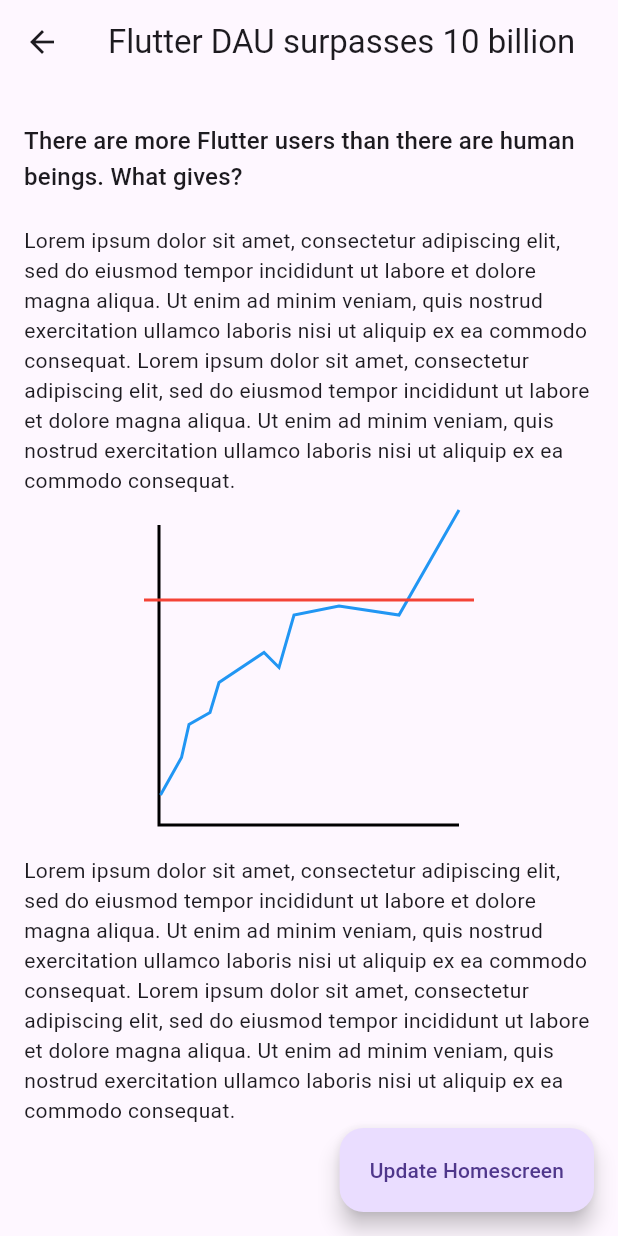
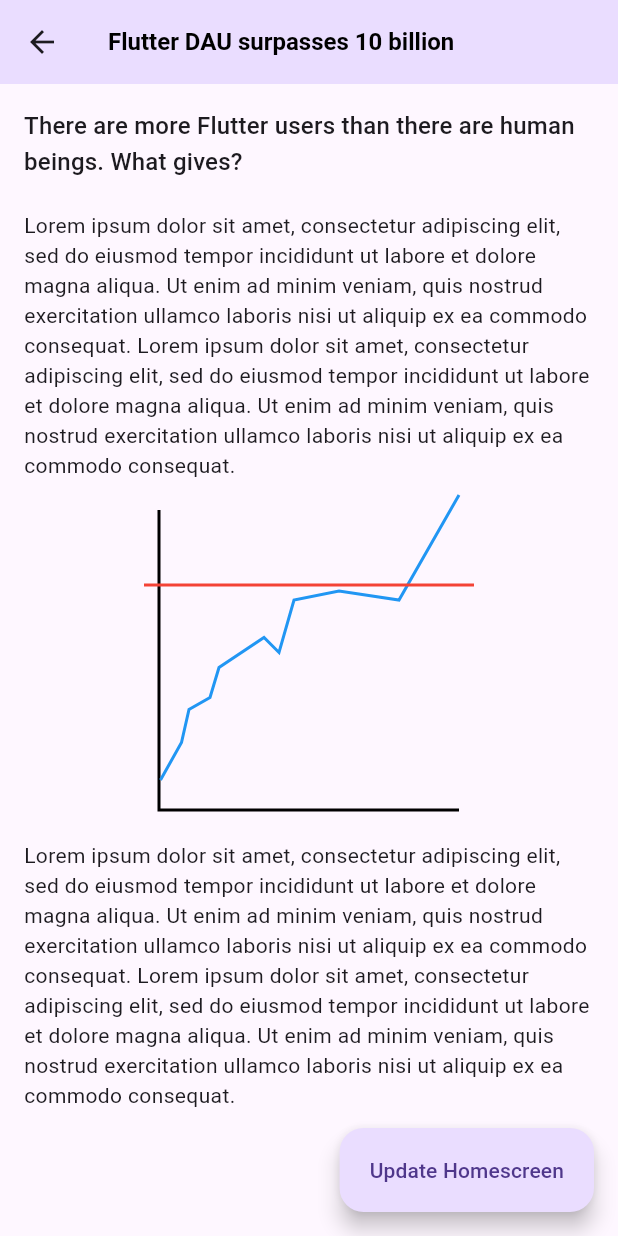
Before and after one commit to ericwindmill/homescreen_codelab_temp, a Flutter app: the screen it shows after launch, after a tap on "Flutter DAU surpasses 10 billion", on a phone screen of 412 x 824 dp. Run offline on Flutter 3.47's test engine with Material 2 defaults, Android fonts, the phone set to English and light mode, and no system bars.

Commit message:
Modifying the home design

```diff
--- a/start/lib/article_screen.dart
+++ b/start/lib/article_screen.dart
@@ -1,6 +1,7 @@
 import 'package:flutter/material.dart';
 import 'package:homescreen_widgets/news_data.dart';
 
+/// ArticleScreen is the screen that shows the article details.
 class ArticleScreen extends StatefulWidget {
   final NewsArticle article;
 
@@ -19,8 +20,9 @@ class _ArticleScreenState extends State<ArticleScreen> {
   Widget build(BuildContext context) {
     return Scaffold(
       appBar: AppBar(
-        title: Text(widget.article.title!),
-      ),
+          title: Text(widget.article.title!),
+          titleTextStyle: const TextStyle(
+              fontSize: 16, fontWeight: FontWeight.bold, color: Colors.black)),
       floatingActionButton: FloatingActionButton.extended(
         onPressed: () async {
           ScaffoldMessenger.of(context).showSnackBar(
@@ -37,14 +39,6 @@ class _ArticleScreenState extends State<ArticleScreen> {
           child: Column(
             crossAxisAlignment: CrossAxisAlignment.start,
             children: [
-              if (widget.article.image != null)
-                Padding(
-                  padding: const EdgeInsets.all(16.0),
-                  child: Center(
-                    child: Image.asset('assets/images/${widget.article.image}'),
-                  ),
-                ),
-              const SizedBox(height: 10.0),
               Text(
                 widget.article.description!,
                 style: Theme.of(context).textTheme.titleMedium,
@@ -73,6 +67,7 @@ class _ArticleScreenState extends State<ArticleScreen> {
   }
 }
 
+/// LineChartPainter creates a custom line chart.
 class LineChartPainter extends CustomPainter {
   @override
   void paint(Canvas canvas, Size size) {
--- a/start/lib/home_screen.dart
+++ b/start/lib/home_screen.dart
@@ -1,14 +1,7 @@
 import 'package:flutter/material.dart';
-// New: Add this import
-import 'package:home_widget/home_widget.dart';
 
 import 'article_screen.dart';
 import 'news_data.dart';
-
-// New: Add these constants
-const String appGroupId = 'group.leighawidget';
-const String iOSWidgetName = 'NewsWidgets';
-const String androidWidgetName = 'NewsWidget';
 
 class MyHomePage extends StatefulWidget {
   const MyHomePage({super.key});
@@ -19,64 +12,23 @@ class MyHomePage extends StatefulWidget {
 class _MyHomePageState extends State<MyHomePage> {
   late String newHeadline;
 
-  // New: Add initState
-  @override
-  void initState() {
-    super.initState();
-
-    // Set the group ID
-    HomeWidget.setAppGroupId(appGroupId);
-
-    // Mock read in some data and update the headline
-    final newHeadline = getNewsStories()[0];
-    updateHeadlineDataForHomescreenWidget(newHeadline);
-  }
-
-  // New: add this method
-  void updateHeadlineDataForHomescreenWidget(NewsArticle newHeadline) {
-    // Save the article data to the native database
-    HomeWidget.saveWidgetData<String>(
-      'headline_title',
-      newHeadline.title,
-    );
-    HomeWidget.saveWidgetData<String>(
-      'headline_description',
-      newHeadline.description,
-    );
-
-    // Tell the home screen widgets to re-render
-    HomeWidget.updateWidget(
-      iOSName: iOSWidgetName,
-      androidName: androidWidgetName,
-    );
-  }
-
   @override
   Widget build(BuildContext context) {
-    return Material(
-      child: Padding(
-        padding: const EdgeInsets.all(8.0),
-        child: Column(
-          children: [
-            const SizedBox(height: 30),
-            Container(
-              padding: const EdgeInsets.all(16.0),
-              decoration: BoxDecoration(
-                color: Theme.of(context).colorScheme.tertiaryContainer,
-              ),
-              child: Row(
-                children: [
-                  Text(
-                    'Top Stories',
-                    textAlign: TextAlign.left,
-                    style: Theme.of(context).textTheme.headlineLarge!,
-                  ),
-                ],
-              ),
-            ),
-            const SizedBox(height: 25),
-            Expanded(
-              child: ListView.separated(
+    return MaterialApp(
+      theme: ThemeData(
+          useMaterial3: true,
+          appBarTheme: AppBarTheme(
+            backgroundColor: Theme.of(context).colorScheme.primaryContainer,
+          )),
+      home: Scaffold(
+        appBar: AppBar(
+            title: const Text('Top Stories'),
+            centerTitle: false,
+            titleTextStyle: const TextStyle(
+                fontSize: 30,
+                fontWeight: FontWeight.bold,
+                color: Colors.black)),
+        body: ListView.separated(
           separatorBuilder: (context, idx) {
             return const Divider();
           },
@@ -100,9 +52,27 @@ class _MyHomePageState extends State<MyHomePage> {
           },
         ),
       ),
-          ],
-        ),
-      ),
+      // child: Padding(
+      //   padding: const EdgeInsets.all(0.0),
+      //   child: Column(
+      //     children: [
+      //       const SizedBox(height: 30),
+      //       Container(
+      //         padding: const EdgeInsets.all(16.0),
+      //         decoration: BoxDecoration(
+      //           color: Theme.of(context).colorScheme.tertiaryContainer,
+      //         ),
+      //         child: Row(
+      //           children: [
+      //             Text(
+      //               'Top Stories',
+      //               textAlign: TextAlign.left,
+      //               style: Theme.of(context).textTheme.headlineLarge!,
+      //             ),
+      //           ],
+      //         ),
+      //       ),
+      // const SizedBox(height: 25),
     );
   }
 }
--- a/start/lib/news_data.dart
+++ b/start/lib/news_data.dart
@@ -1,4 +1,4 @@
-// Mock up some news article data
+// Mock up some news article data.
 class NewsArticle {
   final String? title;
   final String? description;
@@ -25,12 +25,12 @@ List<NewsArticle> getNewsStories() {
           "There are more Flutter users than there are human beings. What gives?",
     ),
     NewsArticle(
-        title: "Remembering Flutter Forward",
-        description:
-            "Flutter Forward took place in Nairobi, Kenya in January 2023",
-        image: "Flutter_Forward_Teaser_Still_1x1_v01_small.jpg"),
+      title: "Remembering Flutter Forward",
+      description:
+          "Flutter Forward took place in Nairobi, Kenya in January 2023",
+    ),
     NewsArticle(
-      title: "Flutter Community Member saves world",
+      title: "Flutter Community saves world",
       description: "They're just that nice",
     ),
     NewsArticle(
```
Lines whose indentation alone changed are shown as unchanged.
